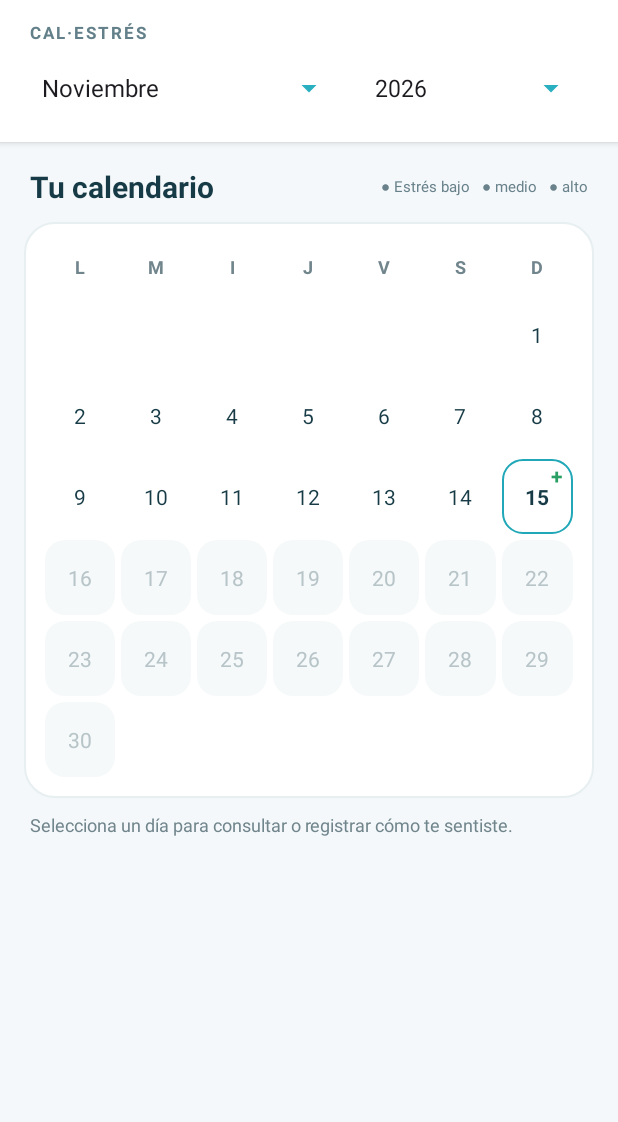
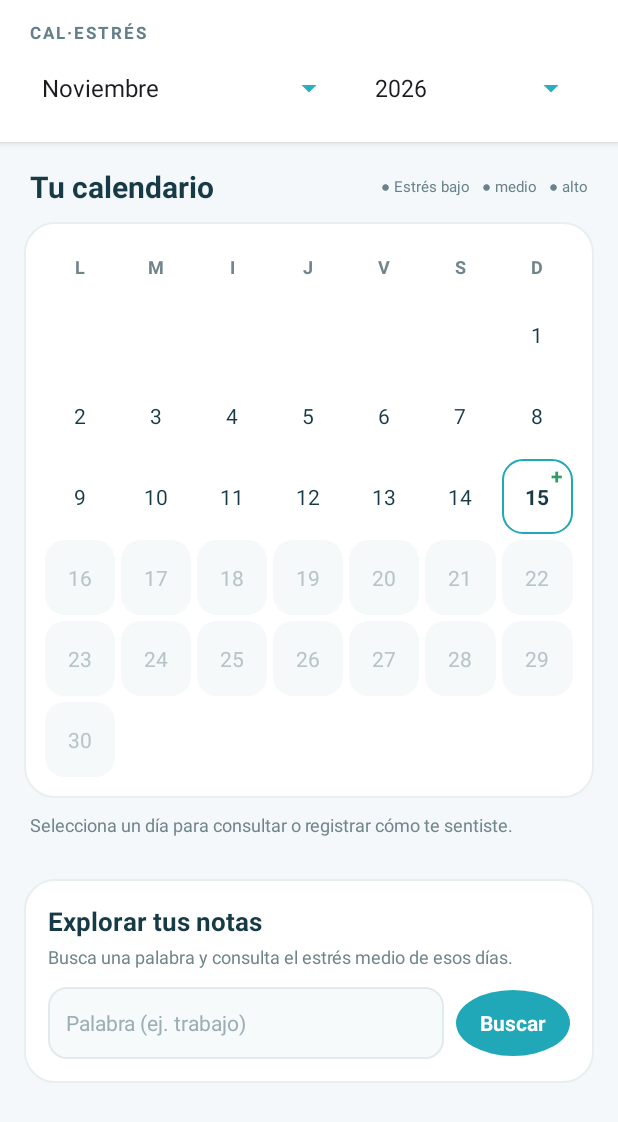
Before and after one commit to IHC26BMS/CalEstres, an Android app: the screen it shows after launch (Calendario), on a phone screen of 412 x 824 dp. Shown: the top 1122 px of the screen. Run offline under Robolectric (Android 15) with nearby library versions, the phone set to English and light mode, and no system bars.

Commit message:
etiquetas en notas y nivel de stress por palabara

```diff
--- a/app/src/main/java/com/example/calestres/Calendario.java
+++ b/app/src/main/java/com/example/calestres/Calendario.java
@@ -5,7 +5,9 @@ import android.graphics.Typeface;
 import android.graphics.drawable.GradientDrawable;
 import android.database.sqlite.SQLiteException;
 import android.os.Bundle;
+import android.text.Editable;
 import android.text.TextUtils;
+import android.text.TextWatcher;
 import android.view.Gravity;
 import android.view.View;
 import android.view.ViewGroup;
@@ -73,7 +75,12 @@ public class Calendario extends AppCompatActivity {
     private TextView mealsEvaluation;
     private EditText notesEditText;
     private EditText logNotesEditText;
+    private EditText noteSearchInput;
     private TextView saveNotesButton;
+    private TextView infoSentimentTag;
+    private TextView logSentimentTag;
+    private TextView noteSearchButton;
+    private TextView noteSearchResult;
     private SeekBar stressSeekBar;
     private SeekBar sleepSeekBar;
     private TextView stressSeekValue;
@@ -133,7 +140,12 @@ public class Calendario extends AppCompatActivity {
         mealsEvaluation = findViewById(R.id.mealsEvaluation);
         notesEditText = findViewById(R.id.notesEditText);
         logNotesEditText = findViewById(R.id.logNotesEditText);
+        noteSearchInput = findViewById(R.id.noteSearchInput);
         saveNotesButton = findViewById(R.id.saveNotesButton);
+        infoSentimentTag = findViewById(R.id.infoSentimentTag);
+        logSentimentTag = findViewById(R.id.logSentimentTag);
+        noteSearchButton = findViewById(R.id.noteSearchButton);
+        noteSearchResult = findViewById(R.id.noteSearchResult);
         stressSeekBar = findViewById(R.id.stressSeekBar);
         sleepSeekBar = findViewById(R.id.sleepSeekBar);
         stressSeekValue = findViewById(R.id.stressSeekValue);
@@ -215,9 +227,98 @@ public class Calendario extends AppCompatActivity {
 
         findViewById(R.id.minusMeals).setOnClickListener(view -> updateMealCount(-1));
         findViewById(R.id.plusMeals).setOnClickListener(view -> updateMealCount(1));
+        addSentimentWatcher(notesEditText, infoSentimentTag);
+        addSentimentWatcher(logNotesEditText, logSentimentTag);
         editButton.setOnClickListener(view -> showEditor(entries.get(selectedDate)));
         saveEntryButton.setOnClickListener(view -> saveEntry());
         saveNotesButton.setOnClickListener(view -> saveNote());
+        noteSearchButton.setOnClickListener(view -> searchNotesForWord());
+        noteSearchInput.setOnEditorActionListener((view, actionId, event) -> {
+            if (actionId == android.view.inputmethod.EditorInfo.IME_ACTION_SEARCH) {
+                searchNotesForWord();
+                return true;
+            }
+            return false;
+        });
+    }
+
+    private void addSentimentWatcher(EditText field, TextView tag) {
+        field.addTextChangedListener(new TextWatcher() {
+            @Override public void beforeTextChanged(CharSequence text, int start, int count, int after) { }
+            @Override public void onTextChanged(CharSequence text, int start, int before, int count) {
+                updateSentimentTag(text.toString(), tag);
+            }
+            @Override public void afterTextChanged(Editable editable) { }
+        });
+        updateSentimentTag(field.getText().toString(), tag);
+    }
+
+    private void updateSentimentTag(String note, TextView tag) {
+        String label = NoteStressAnalyzer.sentimentLabel(note);
+        tag.setText(label);
+        int backgroundColor;
+        int textColor;
+        if (NoteStressAnalyzer.isPositiveLabel(label)) {
+            backgroundColor = Color.rgb(224, 244, 231);
+            textColor = Color.rgb(42, 133, 82);
+        } else if (label.equals("Neutral")) {
+            backgroundColor = Color.rgb(237, 243, 245);
+            textColor = Color.rgb(96, 119, 127);
+        } else {
+            backgroundColor = Color.rgb(253, 231, 226);
+            textColor = Color.rgb(188, 74, 65);
+        }
+        GradientDrawable chip = new GradientDrawable();
+        chip.setShape(GradientDrawable.RECTANGLE);
+        chip.setCornerRadius(dp(14));
+        chip.setColor(backgroundColor);
+        tag.setBackground(chip);
+        tag.setTextColor(textColor);
+    }
+
+    private void searchNotesForWord() {
+        String normalizedQuery = normalizeForSearch(noteSearchInput.getText().toString().trim());
+        String[] queryWords = normalizedQuery.split("[^a-z0-9]+");
+        if (queryWords.length != 1 || queryWords[0].isEmpty()) {
+            noteSearchResult.setText("Escribe una sola palabra para buscar.");
+            noteSearchResult.setVisibility(View.VISIBLE);
+            return;
+        }
+        String query = queryWords[0];
+
+        int matchingEntries = 0;
+        int stressTotal = 0;
+        for (DayEntry entry : entries.values()) {
+            if (containsWholeWord(entry.notes, query)) {
+                matchingEntries++;
+                stressTotal += entry.stress;
+            }
+        }
+
+        noteSearchResult.setVisibility(View.VISIBLE);
+        if (matchingEntries == 0) {
+            noteSearchResult.setText("No hay notas guardadas que contengan «"
+                    + noteSearchInput.getText().toString().trim() + "».");
+            return;
+        }
+        double meanStress = stressTotal / (double) matchingEntries;
+        noteSearchResult.setText(String.format(Locale.getDefault(),
+                "«%s» aparece en %d %s. Estrés medio autoinformado: %.1f / 10 (%s).",
+                noteSearchInput.getText().toString().trim(), matchingEntries,
+                matchingEntries == 1 ? "nota" : "notas", meanStress,
+                stressLabel((int) Math.round(meanStress))));
+    }
+
+    private boolean containsWholeWord(String note, String word) {
+        for (String token : normalizeForSearch(note).split("[^a-z0-9]+")) {
+            if (token.equals(word)) return true;
+        }
+        return false;
+    }
+
+    private String normalizeForSearch(String text) {
+        return java.text.Normalizer.normalize(text.toLowerCase(Locale.ROOT),
+                java.text.Normalizer.Form.NFD).replaceAll("\\p{M}+", "");
     }
 
     private void updateMealCount(int difference) {
--- a/app/src/main/java/com/example/calestres/NoteStressAnalyzer.java
+++ b/app/src/main/java/com/example/calestres/NoteStressAnalyzer.java
@@ -8,6 +8,7 @@ import java.util.Map;
 /** Small offline Spanish-language sentiment heuristic; it does not send notes off-device. */
 public final class NoteStressAnalyzer {
     private static final Map<String, Double> WORD_SCORES = new HashMap<>();
+    private static final Map<String, String> EMOTIONS = new HashMap<>();
 
     static {
         addWords(-1.0, "estres", "estresado", "estresada", "estresados", "estresadas",
@@ -23,6 +24,19 @@ public final class NoteStressAnalyzer {
                 "disfrute", "disfrute", "apoyado", "apoyada", "acompanado", "acompanada",
                 "orgulloso", "orgullosa", "optimista", "descansado", "descansada", "logre",
                 "pude", "avance", "divertido", "divertida", "motivado", "motivada");
+
+            addEmotion("Frustrado", "frustrado", "frustrada", "frustracion", "frustrante");
+            addEmotion("Ansioso", "ansiedad", "ansioso", "ansiosa", "nervioso", "nerviosa",
+                "preocupado", "preocupada", "miedo", "estres", "estresado", "estresada");
+            addEmotion("Agobiado", "agobiado", "agobiada", "abrumado", "abrumada", "desbordado",
+                "desbordada", "presionado", "presionada", "agotado", "agotada");
+            addEmotion("Triste", "triste", "solo", "sola", "llore", "llorar", "desanimado", "desanimada");
+            addEmotion("Enojado", "enojado", "enojada", "irritable", "rabia", "furioso", "furiosa");
+            addEmotion("Tranquilo", "tranquilo", "tranquila", "calma", "calmado", "calmada",
+                "relajado", "relajada", "aliviado", "aliviada");
+            addEmotion("Alegre", "feliz", "contento", "contenta", "genial", "divertido", "divertida");
+            addEmotion("Agradecido", "agradecido", "agradecida", "agradecimiento", "orgulloso", "orgullosa");
+            addEmotion("Motivado", "motivado", "motivada", "optimista", "logre", "pude", "avance");
     }
 
     private NoteStressAnalyzer() { }
@@ -30,9 +44,7 @@ public final class NoteStressAnalyzer {
     /** Returns a value in [-1, 1]: negative suggests distress, positive suggests well-being. */
     public static double sentiment(String note) {
         if (note == null || note.trim().isEmpty()) return 0;
-        String normalized = Normalizer.normalize(note.toLowerCase(Locale.ROOT), Normalizer.Form.NFD)
-                .replaceAll("\\p{M}+", "");
-        String[] words = normalized.split("[^a-z0-9]+");
+        String[] words = normalize(note).split("[^a-z0-9]+");
         double total = 0;
         int matched = 0;
         int negationWindow = 0;
@@ -66,6 +78,51 @@ public final class NoteStressAnalyzer {
         return clamp(average * confidence, -1.0, 1.0);
     }
 
+    /** Returns the most frequently detected emotion, or Neutral when no known terms occur. */
+    public static String sentimentLabel(String note) {
+        if (note == null || note.trim().isEmpty()) return "Neutral";
+        String[] words = normalize(note).split("[^a-z0-9]+");
+        Map<String, Integer> counts = new HashMap<>();
+        int negationWindow = 0;
+        for (String word : words) {
+            if (word.isEmpty()) continue;
+            if (isNegation(word)) {
+                negationWindow = 3;
+                continue;
+            }
+            String emotion = EMOTIONS.get(word);
+            if (emotion != null) {
+                if (negationWindow > 0) emotion = isPositiveEmotion(emotion) ? "Desanimado" : "Tranquilo";
+                counts.put(emotion, counts.getOrDefault(emotion, 0) + 1);
+            }
+            if (negationWindow > 0) negationWindow--;
+        }
+        String best = "Neutral";
+        int bestCount = 0;
+        for (Map.Entry<String, Integer> entry : counts.entrySet()) {
+            if (entry.getValue() > bestCount) {
+                best = entry.getKey();
+                bestCount = entry.getValue();
+            }
+        }
+        return best;
+    }
+
+    public static boolean isPositiveLabel(String label) {
+        return label.equals("Alegre") || label.equals("Agradecido") || label.equals("Motivado")
+                || label.equals("Tranquilo");
+    }
+
+    private static boolean isPositiveEmotion(String emotion) {
+        return emotion.equals("Alegre") || emotion.equals("Agradecido") || emotion.equals("Motivado")
+                || emotion.equals("Tranquilo");
+    }
+
+    private static String normalize(String text) {
+        return Normalizer.normalize(text.toLowerCase(Locale.ROOT), Normalizer.Form.NFD)
+                .replaceAll("\\p{M}+", "");
+    }
+
     private static boolean isNegation(String word) {
         return word.equals("no") || word.equals("nunca") || word.equals("jamas")
                 || word.equals("sin") || word.equals("tampoco");
@@ -80,6 +137,10 @@ public final class NoteStressAnalyzer {
         for (String word : words) WORD_SCORES.put(word, score);
     }
 
+    private static void addEmotion(String emotion, String... words) {
+        for (String word : words) EMOTIONS.put(word, emotion);
+    }
+
     private static double clamp(double value, double minimum, double maximum) {
         return Math.max(minimum, Math.min(maximum, value));
     }
--- a/app/src/main/res/layout/activity_calendario.xml
+++ b/app/src/main/res/layout/activity_calendario.xml
@@ -239,14 +239,33 @@
                         </LinearLayout>
                     </LinearLayout>
 
-                    <TextView
+                    <LinearLayout
                         android:layout_width="match_parent"
                         android:layout_height="wrap_content"
-                        android:paddingTop="16dp"
+                        android:gravity="center_vertical"
+                        android:orientation="horizontal"
+                        android:paddingTop="16dp">
+                        <TextView
+                            android:layout_width="0dp"
+                            android:layout_height="wrap_content"
+                            android:layout_weight="1"
                             android:text="NOTAS DEL DÍA"
                             android:textColor="#71858C"
                             android:textSize="10sp"
                             android:textStyle="bold" />
+                        <TextView
+                            android:id="@+id/infoSentimentTag"
+                            android:layout_width="wrap_content"
+                            android:layout_height="28dp"
+                            android:background="@drawable/counter_button_background"
+                            android:gravity="center"
+                            android:paddingStart="10dp"
+                            android:paddingEnd="10dp"
+                            android:text="Neutral"
+                            android:textColor="#168B9D"
+                            android:textSize="11sp"
+                            android:textStyle="bold" />
+                    </LinearLayout>
 
                     <EditText
                         android:id="@+id/notesEditText"
@@ -332,14 +351,33 @@
                         <TextView android:id="@+id/plusMeals" android:layout_width="42dp" android:layout_height="42dp" android:background="@drawable/counter_button_background" android:clickable="true" android:focusable="true" android:gravity="center" android:text="+" android:textColor="#168B9D" android:textSize="22sp" />
                     </LinearLayout>
 
-                    <TextView
+                    <LinearLayout
                         android:layout_width="match_parent"
                         android:layout_height="wrap_content"
-                        android:paddingTop="6dp"
+                        android:gravity="center_vertical"
+                        android:orientation="horizontal"
+                        android:paddingTop="6dp">
+                        <TextView
+                            android:layout_width="0dp"
+                            android:layout_height="wrap_content"
+                            android:layout_weight="1"
                             android:text="NOTAS DEL DÍA"
                             android:textColor="#71858C"
                             android:textSize="10sp"
                             android:textStyle="bold" />
+                        <TextView
+                            android:id="@+id/logSentimentTag"
+                            android:layout_width="wrap_content"
+                            android:layout_height="28dp"
+                            android:background="@drawable/counter_button_background"
+                            android:gravity="center"
+                            android:paddingStart="10dp"
+                            android:paddingEnd="10dp"
+                            android:text="Neutral"
+                            android:textColor="#168B9D"
+                            android:textSize="11sp"
+                            android:textStyle="bold" />
+                    </LinearLayout>
                     <EditText
                         android:id="@+id/logNotesEditText"
                         android:layout_width="match_parent"
@@ -366,6 +404,80 @@
                         android:tint="#FFFFFF" />
                 </LinearLayout>
             </LinearLayout>
+
+            <LinearLayout
+                android:id="@+id/noteSearchCard"
+                android:layout_width="match_parent"
+                android:layout_height="wrap_content"
+                android:layout_marginTop="14dp"
+                android:background="@drawable/calendar_card_background"
+                android:orientation="vertical"
+                android:padding="16dp">
+
+                <TextView
+                    android:layout_width="match_parent"
+                    android:layout_height="wrap_content"
+                    android:text="Explorar tus notas"
+                    android:textColor="#173B46"
+                    android:textSize="17sp"
+                    android:textStyle="bold" />
+
+                <TextView
+                    android:layout_width="match_parent"
+                    android:layout_height="wrap_content"
+                    android:paddingTop="3dp"
+                    android:text="Busca una palabra y consulta el estrés medio de esos días."
+                    android:textColor="#71858C"
+                    android:textSize="12sp" />
+
+                <LinearLayout
+                    android:layout_width="match_parent"
+                    android:layout_height="wrap_content"
+                    android:gravity="center_vertical"
+                    android:orientation="horizontal"
+                    android:paddingTop="12dp">
+
+                    <EditText
+                        android:id="@+id/noteSearchInput"
+                        android:layout_width="0dp"
+                        android:layout_height="48dp"
+                        android:layout_weight="1"
+                        android:background="@drawable/notes_background"
+                        android:hint="Palabra (ej. trabajo)"
+                        android:imeOptions="actionSearch"
+                        android:inputType="text"
+                        android:paddingStart="12dp"
+                        android:paddingEnd="12dp"
+                        android:singleLine="true"
+                        android:textColor="#24444D"
+                        android:textColorHint="#9AAEB4"
+                        android:textSize="14sp" />
+
+                    <TextView
+                        android:id="@+id/noteSearchButton"
+                        android:layout_width="wrap_content"
+                        android:layout_height="44dp"
+                        android:layout_marginStart="8dp"
+                        android:background="@drawable/save_button_background"
+                        android:clickable="true"
+                        android:focusable="true"
+                        android:gravity="center"
+                        android:paddingStart="16dp"
+                        android:paddingEnd="16dp"
+                        android:text="Buscar"
+                        android:textColor="#FFFFFF"
+                        android:textStyle="bold" />
+                </LinearLayout>
+
+                <TextView
+                    android:id="@+id/noteSearchResult"
+                    android:layout_width="match_parent"
+                    android:layout_height="wrap_content"
+                    android:paddingTop="12dp"
+                    android:textColor="#35545D"
+                    android:textSize="14sp"
+                    android:visibility="gone" />
+            </LinearLayout>
         </LinearLayout>
     </ScrollView>
 </LinearLayout>
```
Also changed, not shown: 1 other file. Lines whose indentation alone changed are shown as unchanged.
